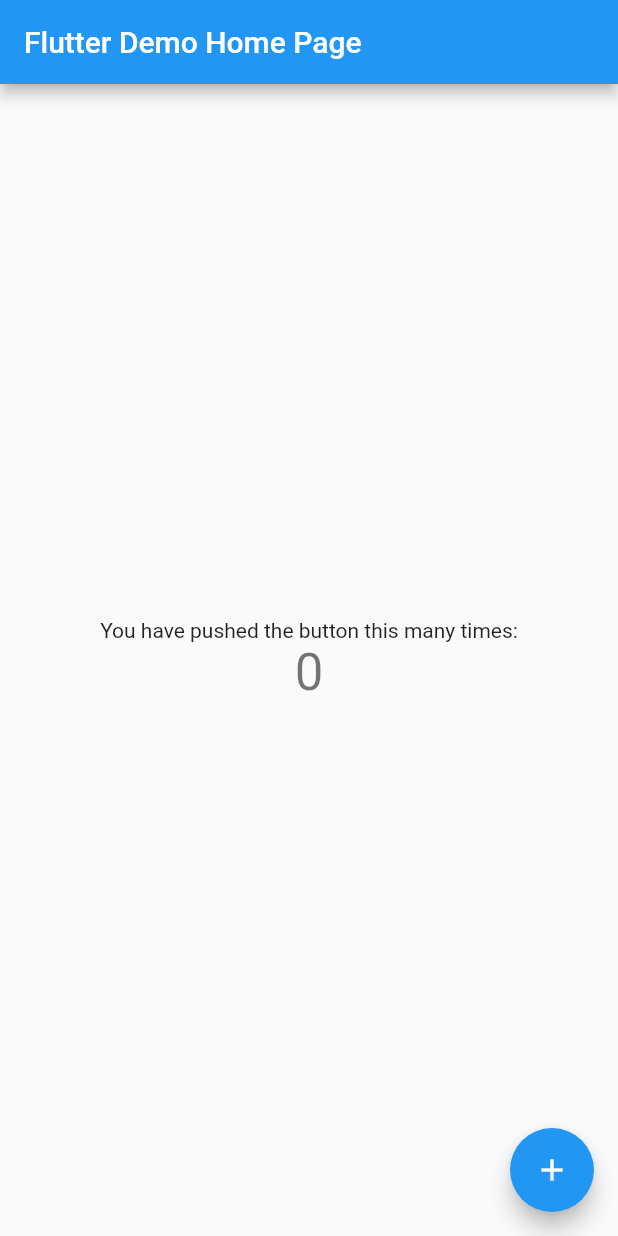
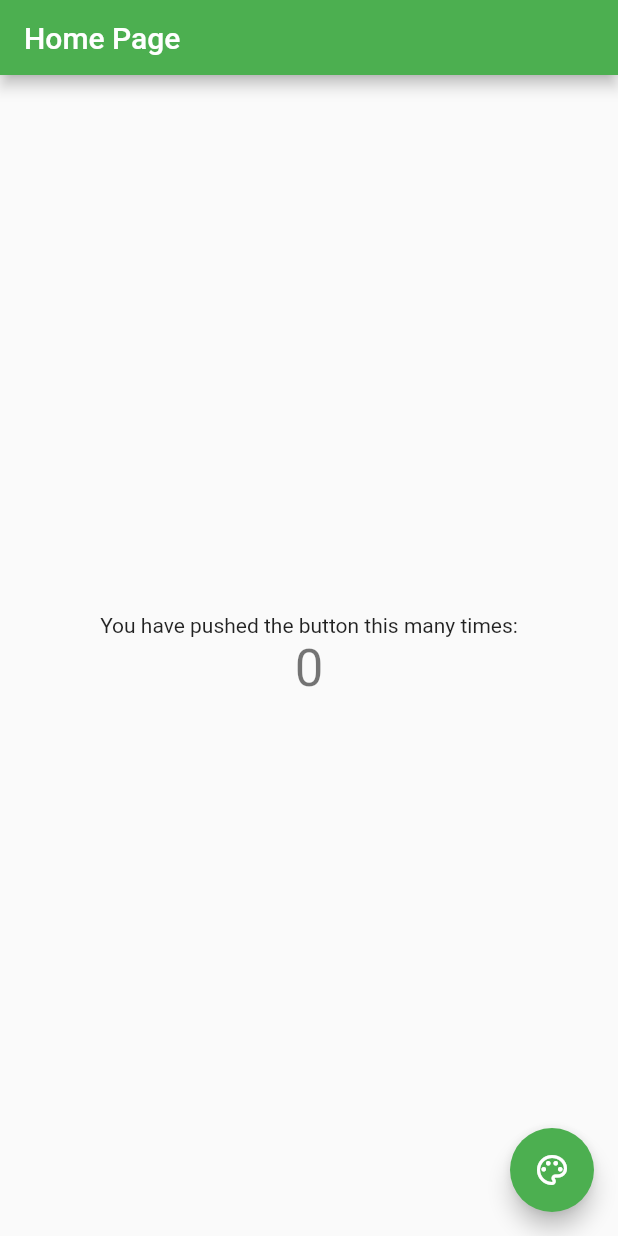
Before and after one commit to KenLSM/flutter-rk, a Flutter app: the screen it shows after launch, on a phone screen of 412 x 824 dp. Run offline on Flutter 3.47's test engine with Material 2 defaults, Android fonts, the phone set to English and light mode, and no system bars.

Commit message:
add easter egg header

```diff
--- /dev/null
+++ b/lib/components/appbar.dart
@@ -0,0 +1,41 @@
+import 'package:flutter/material.dart';
+
+class FlutteryAppBar extends StatefulWidget implements PreferredSizeWidget {
+  FlutteryAppBar({Key key, @required this.title}) : super(key: key);
+
+  final String title;
+
+  @override
+  Size get preferredSize => Size.fromHeight(50.0);
+
+  @override
+  _FlutterAppBarState createState() => _FlutterAppBarState();
+}
+
+class _FlutterAppBarState extends State<FlutteryAppBar> {
+  int _counter = 0;
+  final List<Color> palette = [
+    Colors.green,
+    Colors.blue,
+    Colors.black,
+    Colors.yellow
+  ];
+  void _incrementCounter() {
+    setState(() {
+      _counter++;
+    });
+  }
+
+  @override
+  Widget build(BuildContext context) {
+    return GestureDetector(
+      onTap: _incrementCounter,
+      child: AppBar(
+        // Here we take the value from the MyHomePage object that was created by
+        // the App.build method, and use it to set our appbar title.
+        backgroundColor: palette[_counter % palette.length],
+        title: Text(widget.title),
+      ),
+    );
+  }
+}
--- a/lib/main.dart
+++ b/lib/main.dart
@@ -1,4 +1,5 @@
 import 'package:flutter/material.dart';
+import 'package:my_app/components/appbar.dart';
 
 void main() {
   runApp(MyApp());
@@ -9,7 +10,7 @@ class MyApp extends StatelessWidget {
   @override
   Widget build(BuildContext context) {
     return MaterialApp(
-      title: 'Flutter Demo',
+      // title: 'Flutter Demo',
       theme: ThemeData(
         // This is the theme of your application.
         //
@@ -20,9 +21,9 @@ class MyApp extends StatelessWidget {
         // or simply save your changes to "hot reload" in a Flutter IDE).
         // Notice that the counter didn't reset back to zero; the application
         // is not restarted.
-        primarySwatch: Colors.blue,
+        primarySwatch: Colors.green,
       ),
-      home: MyHomePage(title: 'Flutter Demo Home Page'),
+      home: MyHomePage(title: 'Fluttering Home Page'),
     );
   }
 }
@@ -47,7 +48,12 @@ class MyHomePage extends StatefulWidget {
 
 class _MyHomePageState extends State<MyHomePage> {
   int _counter = 0;
-
+  final List<Color> palette = [
+    Colors.green,
+    Colors.blue,
+    Colors.black,
+    Colors.yellow
+  ];
   void _incrementCounter() {
     setState(() {
       // This call to setState tells the Flutter framework that something has
@@ -67,12 +73,9 @@ class _MyHomePageState extends State<MyHomePage> {
     // The Flutter framework has been optimized to make rerunning build methods
     // fast, so that you can just rebuild anything that needs updating rather
     // than having to individually change instances of widgets.
+
     return Scaffold(
-      appBar: AppBar(
-        // Here we take the value from the MyHomePage object that was created by
-        // the App.build method, and use it to set our appbar title.
-        title: Text(widget.title),
-      ),
+      appBar: FlutteryAppBar(title: 'Home Page'),
       body: Center(
         // Center is a layout widget. It takes a single child and positions it
         // in the middle of the parent.
@@ -105,9 +108,9 @@ class _MyHomePageState extends State<MyHomePage> {
       ),
       floatingActionButton: FloatingActionButton(
         onPressed: _incrementCounter,
-        tooltip: 'Increment',
-        child: Icon(Icons.add),
-      ), // This trailing comma makes auto-formatting nicer for build methods.
+        tooltip: 'Change Color!',
+        child: Icon(Icons.color_lens_outlined),
+      ),
     );
   }
 }
```
